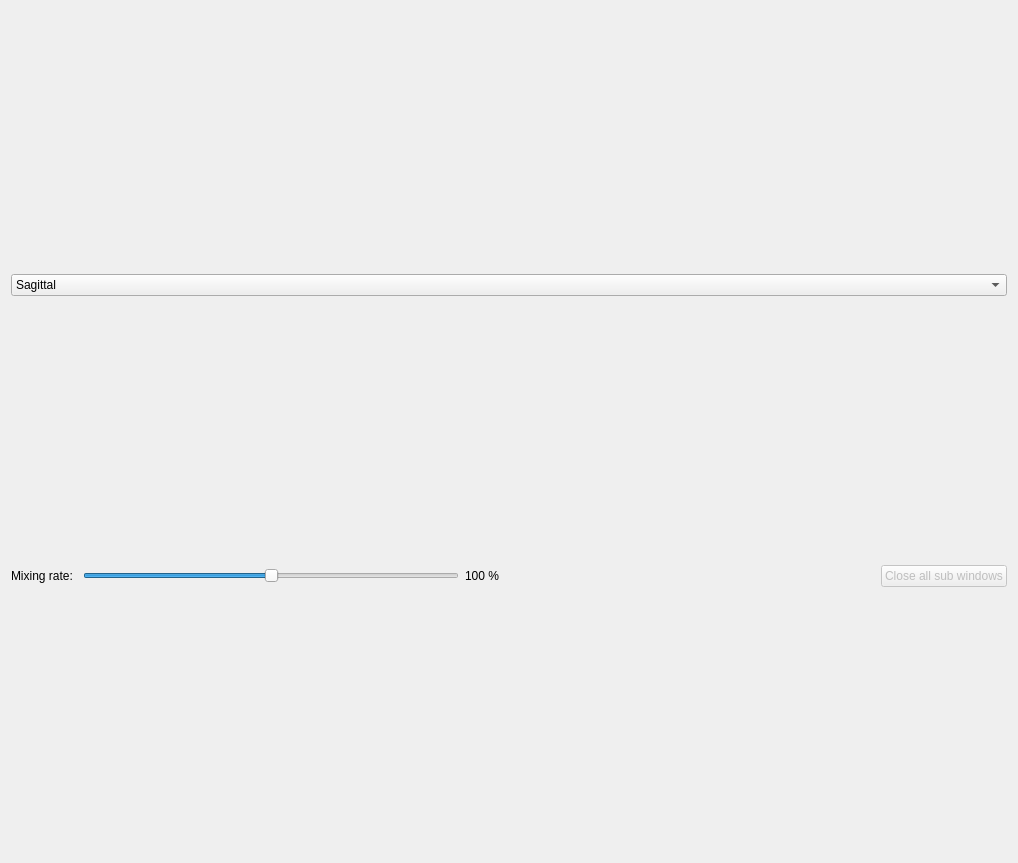
First picture: the form in python/brainvisa/tools/displayTitledGrid.ui, repository brainvisa/axon, before the edit.
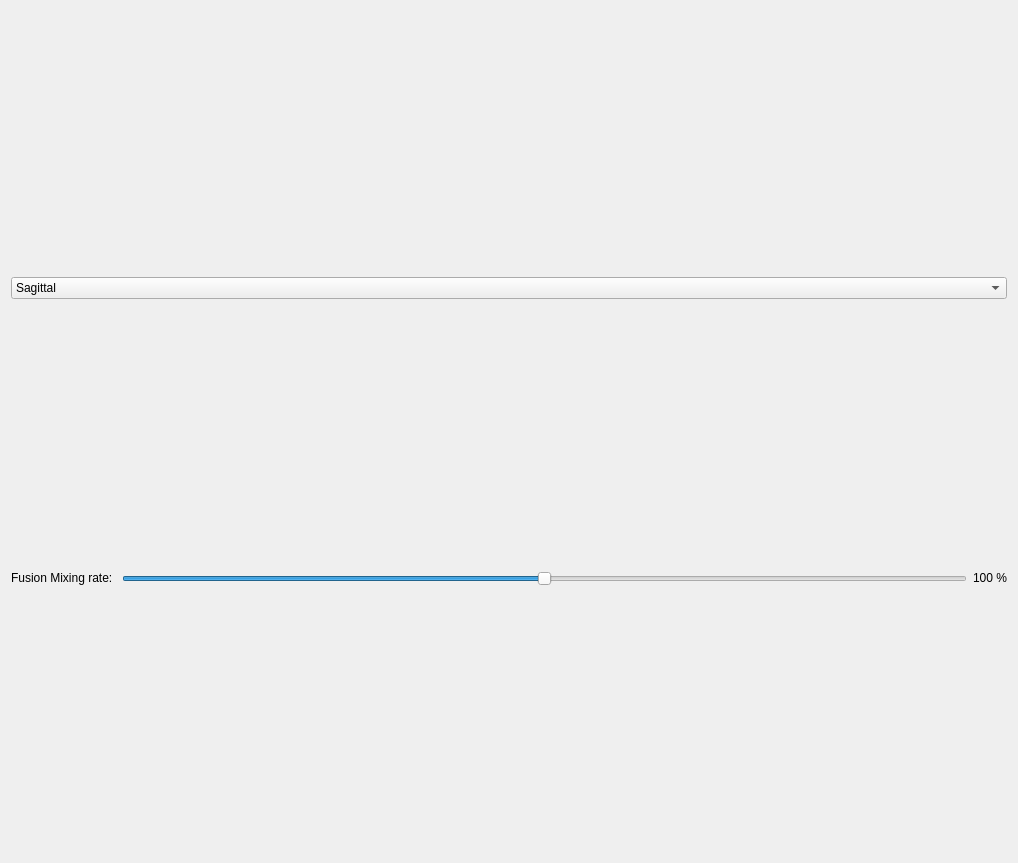
Second picture: the form after the edit.

Commit message: add palette editor in displayTitleGrid

```diff
--- a/python/brainvisa/tools/displayTitledGrid.ui
+++ b/python/brainvisa/tools/displayTitledGrid.ui
@@ -50,7 +50,7 @@
     </layout>
    </item>
    <item>
-    <layout class="QHBoxLayout" name="horizontalLayout">
+    <layout class="QHBoxLayout" name="horizontalLayout" stretch="0,1,0">
      <item>
       <widget class="QLabel" name="mixrateLabel">
        <property name="sizePolicy">
@@ -60,7 +60,7 @@
         </sizepolicy>
        </property>
        <property name="text">
-        <string>Mixing rate: </string>
+        <string>Fusion Mixing rate: </string>
        </property>
       </widget>
      </item>
@@ -96,29 +96,6 @@
        </property>
       </widget>
      </item>
-     <item>
-      <spacer name="horizontalSpacer">
-       <property name="orientation">
-        <enum>Qt::Horizontal</enum>
-       </property>
-       <property name="sizeHint" stdset="0">
-        <size>
-         <width>40</width>
-         <height>20</height>
-        </size>
-       </property>
-      </spacer>
-     </item>
-     <item>
-      <widget class="QPushButton" name="closeChildBtn">
-       <property name="enabled">
-        <bool>false</bool>
-       </property>
-       <property name="text">
-        <string>Close all sub windows</string>
-       </property>
-      </widget>
-     </item>
     </layout>
    </item>
   </layout>
```
The commit also changes 3 other files.
